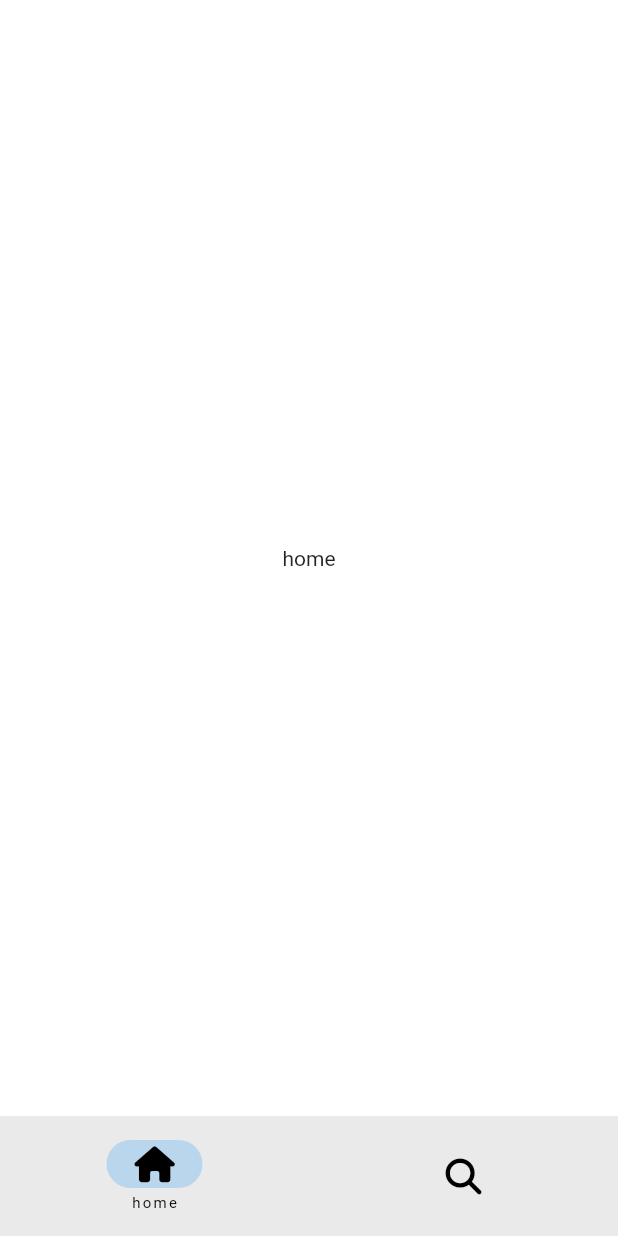
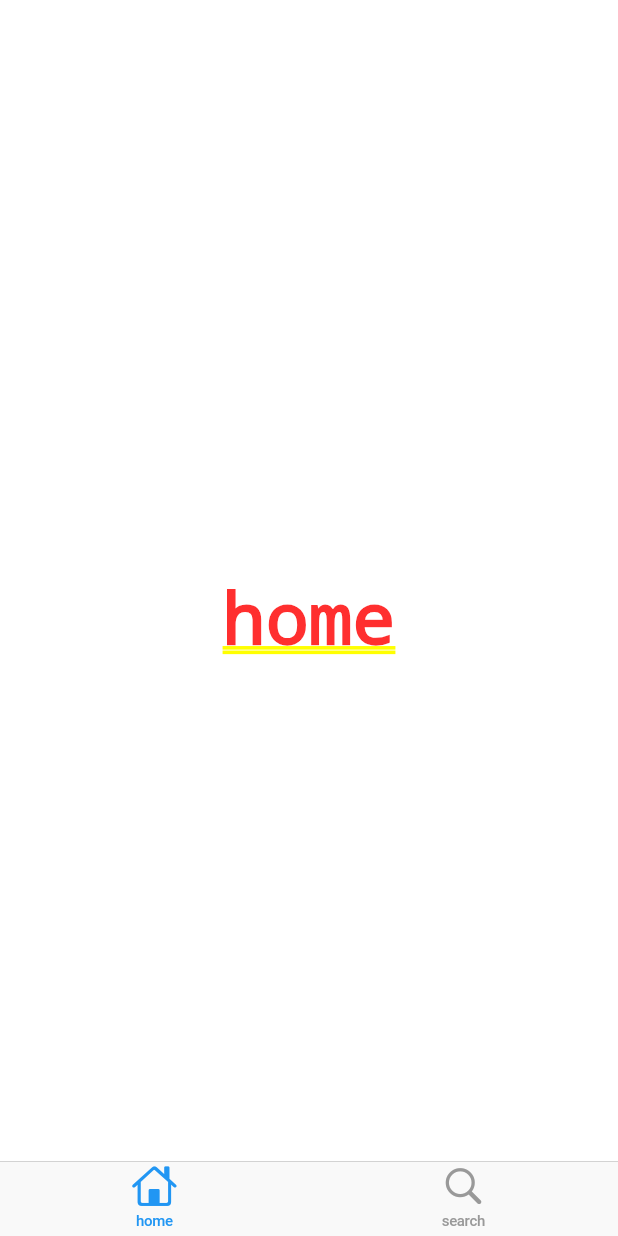
Before and after one commit to dindoo0524/tiktok_clone, a Flutter app: the screen it shows after launch, on a phone screen of 412 x 824 dp. Run offline on Flutter 3.47's test engine with Material 2 defaults, Android fonts, the phone set to English and light mode, and no system bars; our stand-ins replace font_awesome_flutter.

Commit message:
4.4 CupertinoTabBar

```diff
--- a/lib/features/main_navigation.dart/main_navigation_screen.dart
+++ b/lib/features/main_navigation.dart/main_navigation_screen.dart
@@ -1,5 +1,4 @@
-import 'package:flutter/material.dart';
-import 'package:font_awesome_flutter/font_awesome_flutter.dart';
+import 'package:flutter/cupertino.dart';
 
 class MainNavigationScreen extends StatefulWidget {
   const MainNavigationScreen({super.key});
@@ -37,19 +36,22 @@ class _MainNavigationScreenState extends State<MainNavigationScreen> {
 
   @override
   Widget build(BuildContext context) {
-    return Scaffold(
-      body: screens[_selectedIndex],
-      bottomNavigationBar: NavigationBar(
-        labelBehavior: NavigationDestinationLabelBehavior.onlyShowSelected,
-        selectedIndex: _selectedIndex,
-        onDestinationSelected: _onTap,
-        destinations: const [
-          NavigationDestination(
-              icon: FaIcon(FontAwesomeIcons.house), label: 'home'),
-          NavigationDestination(
-              icon: FaIcon(FontAwesomeIcons.magnifyingGlass), label: 'search'),
-        ],
-      ),
+    return CupertinoTabScaffold(
+      tabBar: CupertinoTabBar(items: const [
+        BottomNavigationBarItem(
+          icon: Icon(
+            CupertinoIcons.home,
+          ),
+          label: 'home',
+        ),
+        BottomNavigationBarItem(
+          icon: Icon(
+            CupertinoIcons.search,
+          ),
+          label: 'search',
+        ),
+      ]),
+      tabBuilder: (context, index) => screens[index],
     );
   }
 }
```
